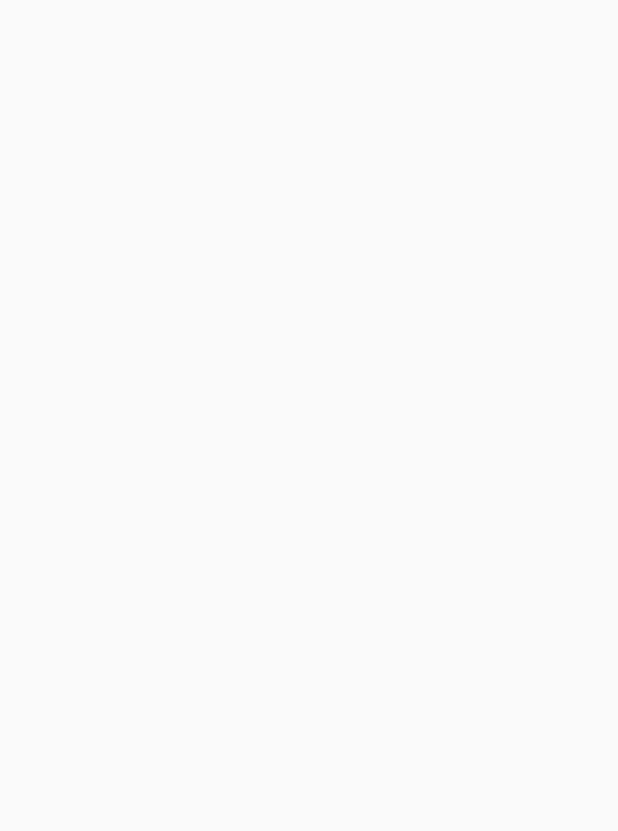
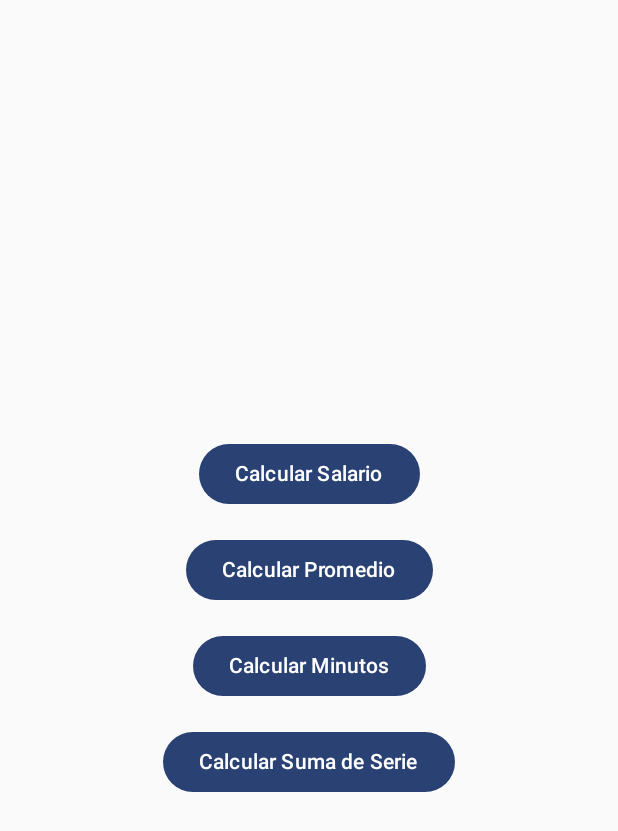
Before and after one commit to nahumrondan11/Continua_01_RondanUrbano, an Android app built with Jetpack Compose: the screen it shows after launch (MainActivity), on a phone screen of 412 x 824 dp. Before the commit the part shown is empty. Shown: the top 831 px of the screen. Run offline under Robolectric (Android 15) with nearby library versions, the phone set to English and light mode, and no system bars.

Commit message:
Ejercicios terminado

```diff
--- a/app/build.gradle.kts
+++ b/app/build.gradle.kts
@@ -59,7 +59,9 @@ dependencies {
     implementation(libs.androidx.ui.graphics)
     implementation(libs.androidx.ui.tooling.preview)
     implementation(libs.androidx.material3)
+    implementation("androidx.constraintlayout:constraintlayout-compose:1.0.1")
     testImplementation(libs.junit)
+
     androidTestImplementation(libs.androidx.junit)
     androidTestImplementation(libs.androidx.espresso.core)
     androidTestImplementation(platform(libs.androidx.compose.bom))
--- a/app/src/main/java/pe/edu/idat/rondanurbano_ec1/MainActivity.kt
+++ b/app/src/main/java/pe/edu/idat/rondanurbano_ec1/MainActivity.kt
@@ -4,13 +4,25 @@ import android.os.Bundle
 import androidx.activity.ComponentActivity
 import androidx.activity.compose.setContent
 import androidx.activity.enableEdgeToEdge
+import androidx.compose.foundation.layout.Arrangement
+import androidx.compose.foundation.layout.Column
+import androidx.compose.foundation.layout.Spacer
 import androidx.compose.foundation.layout.fillMaxSize
+import androidx.compose.foundation.layout.height
 import androidx.compose.foundation.layout.padding
-import androidx.compose.material3.Scaffold
+import androidx.compose.material3.Button
 import androidx.compose.material3.Text
+
 import androidx.compose.runtime.Composable
+import androidx.compose.runtime.getValue
+import androidx.compose.runtime.mutableStateOf
+import androidx.compose.runtime.remember
+import androidx.compose.runtime.setValue
+import androidx.compose.ui.Alignment
 import androidx.compose.ui.Modifier
+
 import androidx.compose.ui.tooling.preview.Preview
+import androidx.compose.ui.unit.dp
 import pe.edu.idat.rondanurbano_ec1.ui.theme.RondanUrbano_EC1Theme
 
 class MainActivity : ComponentActivity() {
@@ -19,7 +31,7 @@ class MainActivity : ComponentActivity() {
         enableEdgeToEdge()
         setContent {
             RondanUrbano_EC1Theme {
-
+                MainScreen()
             }
         }
     }
@@ -31,6 +43,47 @@ class MainActivity : ComponentActivity() {
 @Composable
 fun GreetingPreview() {
     RondanUrbano_EC1Theme {
-
+        MainScreen()
     }
 }
+
+@Composable
+fun MainScreen() {
+    var pantallaActual by remember { mutableStateOf("main") }
+
+    when (pantallaActual) {
+        "main" -> MainMenu { pantallaActual = it }
+        "salario" -> CalcularSalario { pantallaActual = "main" }
+        "promedio" -> CalcularPromedio { pantallaActual = "main" }
+        "tiempo" -> CalcularMinutos { pantallaActual = "main" }
+        "series" -> CalcularSumaSerie { pantallaActual = "main" }
+    }
+}
+
+@Composable
+fun MainMenu(navigateTo: (String) -> Unit) {
+    Column(
+        Modifier
+            .fillMaxSize()
+            .padding(16.dp),
+        verticalArrangement = Arrangement.Center,
+        horizontalAlignment = Alignment.CenterHorizontally
+    ) {
+        Button(onClick = { navigateTo("salario") }) {
+            Text("Calcular Salario")
+        }
+        Spacer(modifier = Modifier.height(16.dp))
+        Button(onClick = { navigateTo("promedio") }) {
+            Text("Calcular Promedio")
+        }
+        Spacer(modifier = Modifier.height(16.dp))
+        Button(onClick = { navigateTo("tiempo") }) {
+            Text("Calcular Minutos")
+        }
+        Spacer(modifier = Modifier.height(16.dp))
+        Button(onClick = { navigateTo("series") }) {
+            Text("Calcular Suma de Serie")
+        }
+    }
+
+}
```
